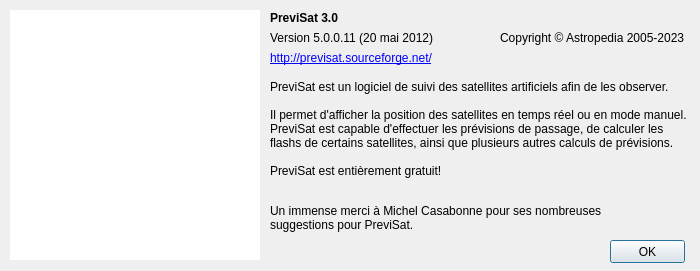
Above: src/interface/apropos/apropos.ui from mconsidine/previsat_archive before the change. Below: the same form after it.
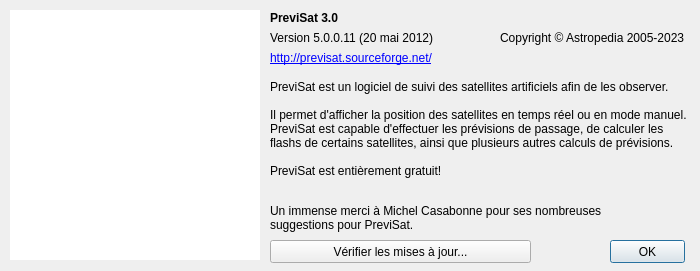
That is the form after the change. Icons and pictures are not drawn.

Commit message: Ajout du bouton de vérification de nouvelle version du logiciel dans la fenetre A propos

What changed in the file:
```diff
--- a/src/interface/apropos/apropos.ui
+++ b/src/interface/apropos/apropos.ui
@@ -197,6 +197,19 @@
      <bool>true</bool>
     </property>
    </widget>
+   <widget class="QPushButton" name="verifierMisesAJour">
+    <property name="geometry">
+     <rect>
+      <x>270</x>
+      <y>240</y>
+      <width>261</width>
+      <height>23</height>
+     </rect>
+    </property>
+    <property name="text">
+     <string>Vérifier les mises à jour...</string>
+    </property>
+   </widget>
   </widget>
  </widget>
  <resources/>
```
The commit also changes 5 other files.
